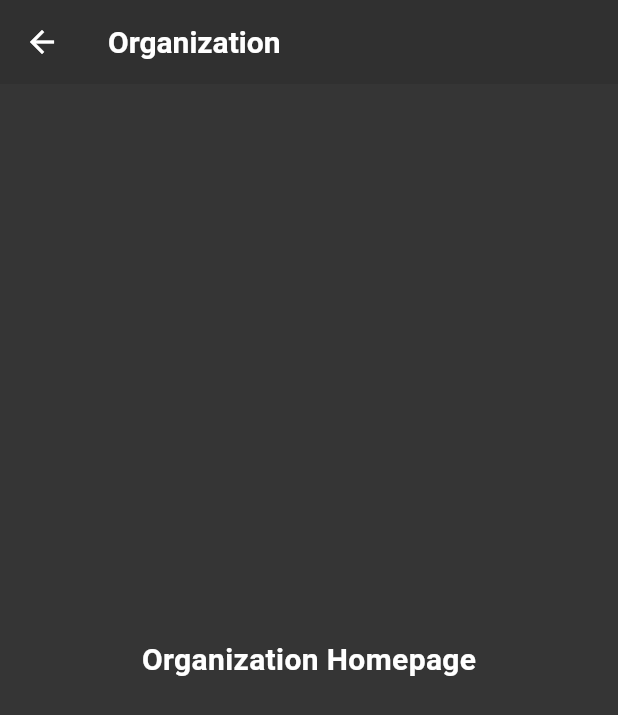
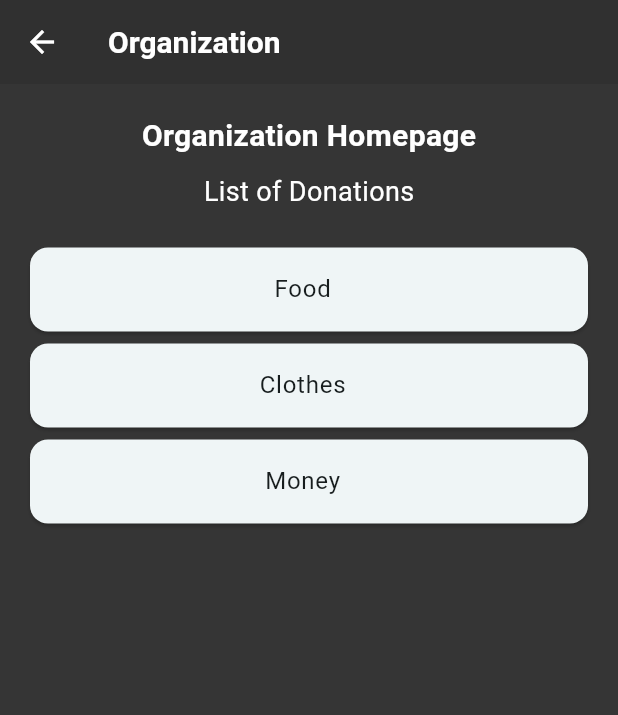
Before and after one commit to ChadEnriquez/elbi-donation-system, a Flutter app: the OrgHomePage screen opened directly, on a phone screen of 412 x 824 dp. Shown: the top 715 px of the screen. Run offline on Flutter 3.47's test engine with Material 3 defaults, Android fonts, the phone set to English and light mode, and no system bars; our stand-ins replace firebase_auth, firebase_core; accounts and stored records are empty.

Commit message:
feat: temporary list of donations on organization homepage

```diff
--- a/elbi_donation_app/lib/authentication/home_page.dart
+++ b/elbi_donation_app/lib/authentication/home_page.dart
@@ -32,13 +32,13 @@ class _HomePageState extends State<HomePage> {
             );
           } else if (snapshot.connectionState == ConnectionState.waiting) {
             return const Scaffold(
-              backgroundColor: const Color.fromARGB(255, 53, 53, 53),
+              backgroundColor:  Color.fromARGB(255, 53, 53, 53),
               body: Center(
                 child: CircularProgressIndicator(),
               ),
             );
           } else if (!snapshot.hasData) {
-            return const SignInPage();
+            // return const SignInPage();
           } return Scaffold(
             backgroundColor: const Color.fromARGB(255, 53, 53, 53),
             body: Center(
--- a/elbi_donation_app/lib/organization/org_home_page.dart
+++ b/elbi_donation_app/lib/organization/org_home_page.dart
@@ -1,6 +1,4 @@
-
 import 'package:flutter/material.dart';
-
 
 class OrgHomePage extends StatefulWidget {
   const OrgHomePage({super.key});
@@ -15,14 +13,81 @@ class _OrgHomePageState extends State<OrgHomePage> {
     return Scaffold(
       backgroundColor: const Color.fromARGB(255, 53, 53, 53),
       appBar: AppBar(
-        title: const Text("Organization", style: TextStyle(fontSize: 20, color: Colors.white, fontWeight: FontWeight.bold),),
+        title: const Text(
+          "Organization",
+          style: TextStyle(
+              fontSize: 20, color: Colors.white, fontWeight: FontWeight.bold),
+        ),
         backgroundColor: const Color.fromARGB(255, 48, 48, 48),
         shadowColor: Colors.grey[300],
         iconTheme: const IconThemeData(color: Colors.white),
       ),
-      body: const Center(
-        child: Text("Organization Homepage", style: TextStyle(fontSize: 20, color: Colors.white, fontWeight: FontWeight.bold)),
-      )
+      body: Column(
+        children: [
+          const Align(
+            alignment: Alignment.topCenter,
+            child: Padding(
+              padding: EdgeInsets.only(top: 20.0),
+              child: Text("Organization Homepage",
+                  style: TextStyle(
+                      fontSize: 20,
+                      color: Colors.white,
+                      fontWeight: FontWeight.bold)),
+            ),
+          ),
+          const Align(
+            alignment: Alignment.topCenter,
+            child: Padding(
+              padding: EdgeInsets.only(top: 10.0),
+              child: Text("List of Donations",
+                  style: TextStyle(
+                      fontSize: 18,
+                      color: Colors.white,
+                      fontWeight: FontWeight.normal)),
+            ),
+          ),
+          const SizedBox(height: 20.0),
+          Padding(
+            padding: const EdgeInsets.symmetric(horizontal: 16.0),
+            child: InkWell(
+              onTap: () {
+                // Handle your click event here
+              },
+              child: const Card(
+                child: ListTile(
+                  title: Text('Food', textAlign: TextAlign.center),
+                ),
+              ),
+            ),
+          ),
+          Padding(
+            padding: const EdgeInsets.symmetric(horizontal: 16.0),
+            child: InkWell(
+              onTap: () {
+                // Handle your click event here
+              },
+              child: const Card(
+                child: ListTile(
+                  title: Text('Clothes', textAlign: TextAlign.center),
+                ),
+              ),
+            ),
+          ),
+          Padding(
+            padding: const EdgeInsets.symmetric(horizontal: 16.0),
+            child: InkWell(
+              onTap: () {
+                // Handle your click event here
+              },
+              child: const Card(
+                child: ListTile(
+                  title: Text('Money', textAlign: TextAlign.center),
+                ),
+              ),
+            ),
+          ),
+        ],
+      ),
     );
   }
 }
```
Also changed, not shown: elbi_donation_app/pubspec.lock.
